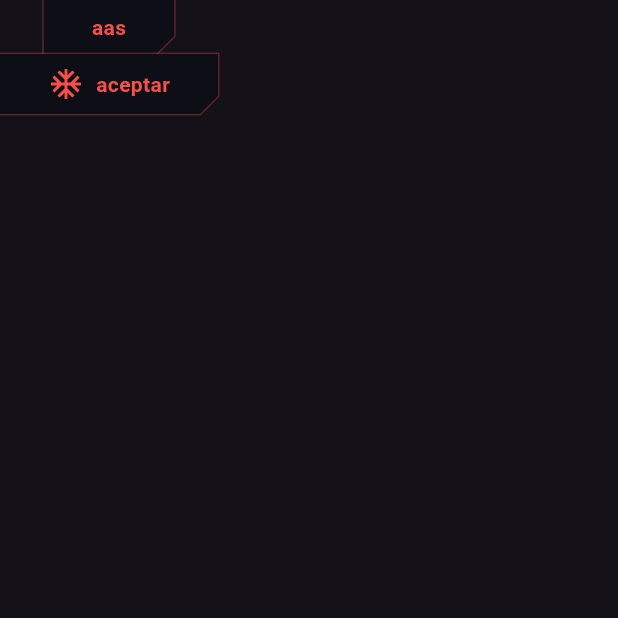
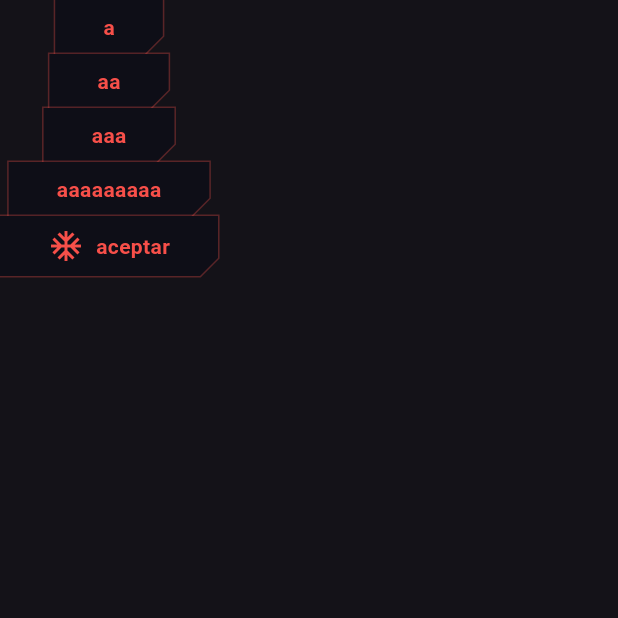
Before and after one commit to CerberusProgrammer/cyberpunk_ui, a Flutter app: the screen it shows after launch, on a phone screen of 412 x 824 dp, the top half of it. Run offline on Flutter 3.47's test engine with Material 3 defaults, Android fonts, the phone set to English and light mode, and no system bars.

Commit message:
Refactor main.dart to add new Cell widgets

```diff
--- a/lib/main.dart
+++ b/lib/main.dart
@@ -18,15 +18,11 @@ class MainApp extends StatelessWidget {
       home: Scaffold(
         body: Column(
           children: [
-            Cell(
-              text: 'aas',
-              onTap: () {},
-            ),
-            Cell(
-              icon: Icons.ac_unit,
-              text: 'aceptar',
-              onTap: () {},
-            ),
+            Cell(text: 'a', onTap: () {}),
+            Cell(text: 'aa', onTap: () {}),
+            Cell(text: 'aaa', onTap: () {}),
+            Cell(text: 'aaaaaaaaa', onTap: () {}),
+            Cell(icon: Icons.ac_unit, text: 'aceptar', onTap: () {}),
           ],
         ),
       ),
```
